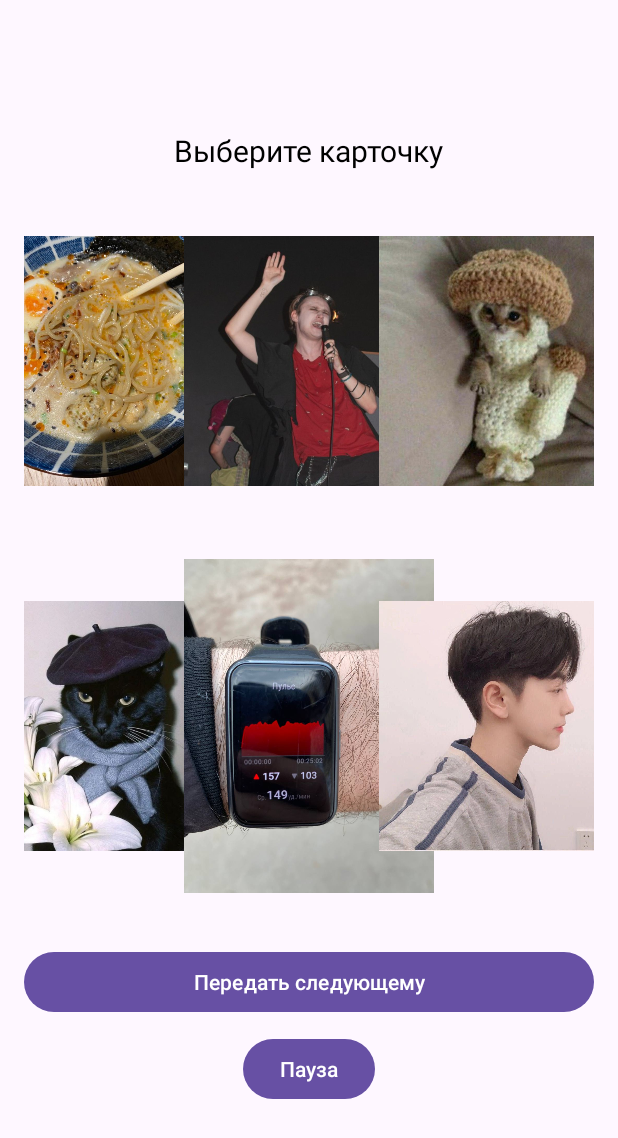
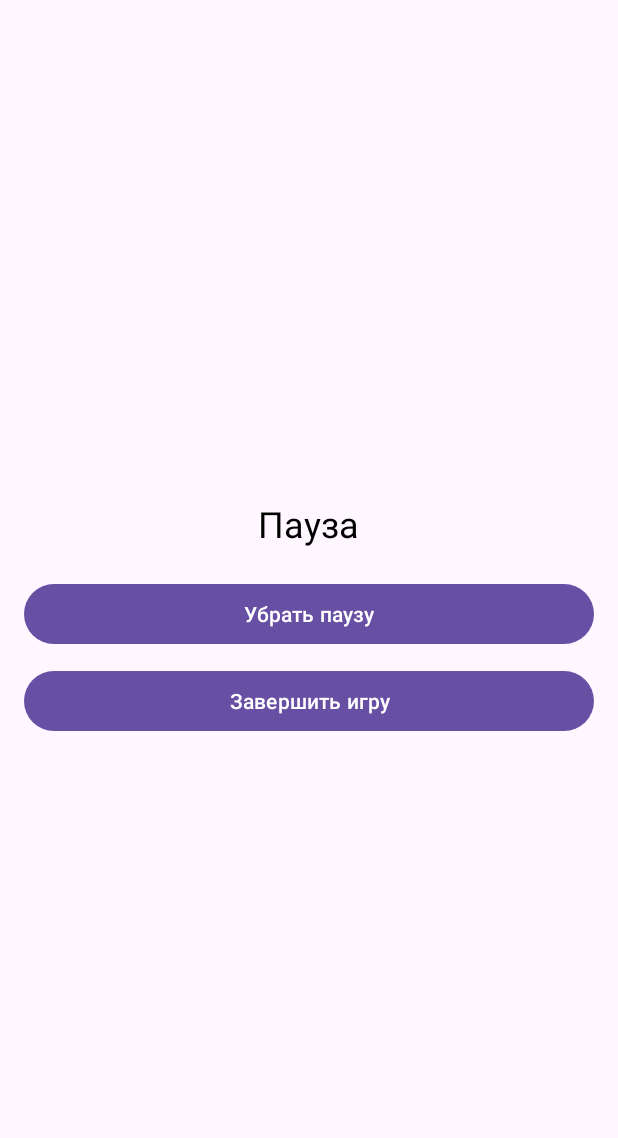
Before and after one commit to moevm/adfmp1h25-tixid, an Android app: the ChooseCardActivity screen opened directly, with no data from a screen before it, after a tap on "Пауза", on a phone screen of 412 x 824 dp. Shown: the top 1138 px of the screen. Run offline under Robolectric (Android 15) with nearby library versions, the phone set to English and light mode, and no system bars.

Commit message:
ready app

```diff
--- a/tixid/app/src/main/java/com/tixid/tixid/GameMapView.Kt
+++ b/tixid/app/src/main/java/com/tixid/tixid/GameMapView.Kt
@@ -13,8 +13,8 @@ class GameMapView(context: Context, attrs: AttributeSet?) : View(context, attrs)
         style = Paint.Style.STROKE
     }
 
-    private val players = listOf("Рома", "Артур", "Андрей", "Марк") // Фиксированные игроки
-    private val positions = mutableListOf<Pair<Float, Float>>() // Координаты игроков
+    private val players = listOf("Рома", "Артур", "Андрей", "Марк")
+    private val positions = mutableListOf<Pair<Float, Float>>()
 
     override fun onDraw(canvas: Canvas) {
         super.onDraw(canvas)
--- a/tixid/app/src/main/java/com/tixid/tixid/MainActivity.kt
+++ b/tixid/app/src/main/java/com/tixid/tixid/MainActivity.kt
@@ -22,6 +22,10 @@ class MainActivity : AppCompatActivity() {
             val intent = Intent(this, AddPlayersActivity::class.java)
             startActivity(intent)
         }
+        btnStatistics.setOnClickListener {
+            val intent = Intent(this, StatisticsActivity::class.java)
+            startActivity(intent)
+        }
 
     }
 }
--- /dev/null
+++ b/tixid/app/src/main/java/com/tixid/tixid/PauseActivity.kt
@@ -0,0 +1,26 @@
+package com.tixid.tixid
+
+import android.content.Intent
+import android.os.Bundle
+import android.widget.Button
+import androidx.appcompat.app.AppCompatActivity
+
+class PauseActivity : AppCompatActivity() {
+    override fun onCreate(savedInstanceState: Bundle?) {
+        super.onCreate(savedInstanceState)
+        setContentView(R.layout.activity_pause)
+
+        val btnResume = findViewById<Button>(R.id.btn_resume)
+        val btnExit = findViewById<Button>(R.id.btn_exit)
+
+        btnResume.setOnClickListener {
+            finish()
+        }
+
+        btnExit.setOnClickListener {
+            val intent = Intent(this, MainActivity::class.java)
+            intent.flags = Intent.FLAG_ACTIVITY_CLEAR_TOP
+            startActivity(intent)
+        }
+    }
+}
--- a/tixid/app/src/main/res/layout/activity_choose_card.xml
+++ b/tixid/app/src/main/res/layout/activity_choose_card.xml
@@ -39,7 +39,7 @@
         android:layout_marginTop="20dp"/>
     <Button
         android:id="@+id/btn_pause"
-        android:layout_width="wrap_content"
+        android:layout_width="match_parent"
         android:layout_height="wrap_content"
         android:text="Пауза"
         android:layout_marginTop="10dp"/>
--- /dev/null
+++ b/tixid/app/src/main/res/layout/activity_pause.xml
@@ -0,0 +1,30 @@
+<?xml version="1.0" encoding="utf-8"?>
+<LinearLayout
+    xmlns:android="http://schemas.android.com/apk/res/android"
+    android:layout_width="match_parent"
+    android:layout_height="match_parent"
+    android:orientation="vertical"
+    android:gravity="center"
+    android:padding="16dp">
+
+    <TextView
+        android:layout_width="wrap_content"
+        android:layout_height="wrap_content"
+        android:text="Пауза"
+        android:textColor="@android:color/black"
+        android:textSize="24sp"
+        android:layout_marginBottom="20dp"/>
+
+    <Button
+        android:id="@+id/btn_resume"
+        android:layout_width="match_parent"
+        android:layout_height="wrap_content"
+        android:text="Убрать паузу"
+        android:layout_marginBottom="10dp"/>
+
+    <Button
+        android:id="@+id/btn_exit"
+        android:layout_width="match_parent"
+        android:layout_height="wrap_content"
+        android:text="Завершить игру"/>
+</LinearLayout>
```
Also changed, not shown: tixid/app/src/main/java/com/tixid/tixid/PassPhoneActivity.kt (added, +27 -0 lines), tixid/app/src/main/java/com/tixid/tixid/StatisticsActivity.kt (added, +41 -0 lines), tixid/app/src/main/java/com/tixid/tixid/VotingActivity.kt (added, +71 -0 lines), tixid/app/src/main/java/com/tixid/tixid/WinScreenActivity.kt (added, +26 -0 lines), tixid/app/src/main/res/layout/activity_game_map.xml (+5 -5 lines), tixid/app/src/main/res/layout/activity_pass_phone.xml (added, +26 -0 lines), tixid/app/src/main/res/layout/activity_statistics.xml (added, +36 -0 lines), tixid/app/src/main/res/layout/activity_voting.xml (added, +48 -0 lines), tixid/app/src/main/res/layout/activity_win_screen.xml (added, +26 -0 lines), tixid/app/src/main/res/drawable/map_placeholder.png (added).
